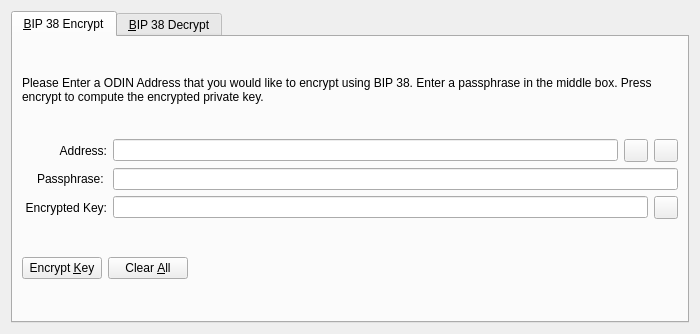
Before: the Qt Designer form src/qt/forms/bip38tooldialog.ui in Manbearpixel/Odin, drawn with Qt 5.
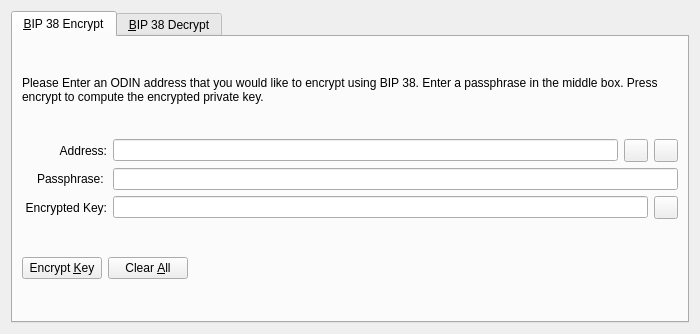
After: the same form once the commit is applied. Icons and pictures are not drawn. Custom widgets are drawn as their Qt base class.

```diff
--- a/src/qt/forms/bip38tooldialog.ui
+++ b/src/qt/forms/bip38tooldialog.ui
@@ -30,7 +30,7 @@
        <item>
         <widget class="QLabel" name="infoLabel_ENC">
          <property name="text">
-          <string>Please Enter a ODIN Address that you would like to encrypt using BIP 38. Enter a passphrase in the middle box. Press encrypt to compute the encrypted private key.</string>
+          <string>Please Enter an ODIN address that you would like to encrypt using BIP 38. Enter a passphrase in the middle box. Press encrypt to compute the encrypted private key.</string>
          </property>
          <property name="textFormat">
           <enum>Qt::PlainText</enum>
```
